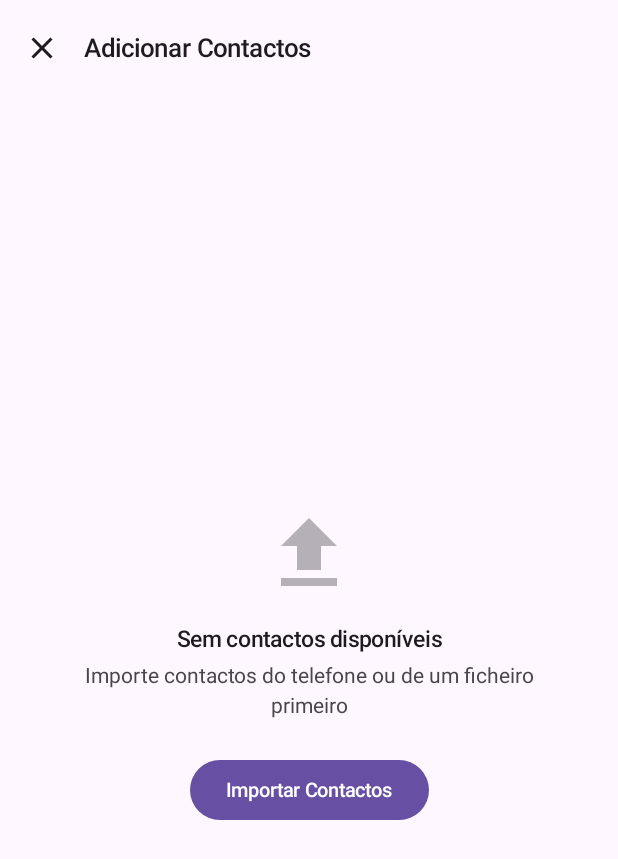
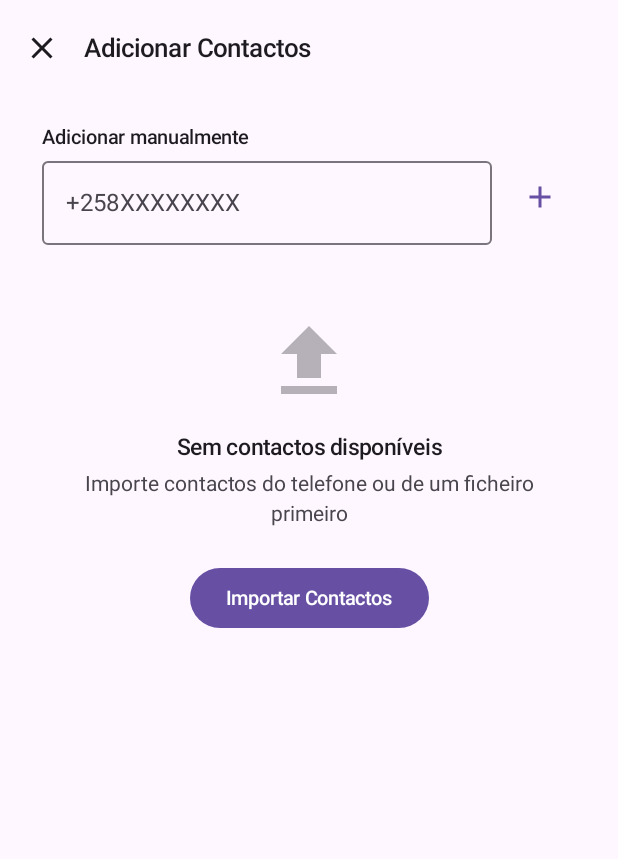
Before and after one commit to darwinmkp44-ux/sms, an Android app built with Jetpack Compose: the composable AddContactsToGroupScreen shown on its own in the app's theme, on a phone screen of 412 x 824 dp. Shown: the top 859 px of the screen. Run offline under Robolectric (Android 15) with nearby library versions, the light colour scheme and no system bars; our stand-ins replace Dagger/Hilt's generated code.

Commit message:
fix: salvar campanha, apagar campanhas, contagem tempo real, input manual contactos

```diff
--- a/app/src/main/java/com/disparasms/app/ui/screen/campaign/CreateCampaignViewModel.kt
+++ b/app/src/main/java/com/disparasms/app/ui/screen/campaign/CreateCampaignViewModel.kt
@@ -88,7 +88,7 @@ class CreateCampaignViewModel @Inject constructor(
         updateState { it.copy(delayMs = delay) }
     }
 
-    fun createAndSend(onComplete: (Long) -> Unit) {
+    fun createCampaign(onComplete: (Long) -> Unit) {
         viewModelScope.launch {
             val state = uiState.value
             val campaignId = campaignRepository.create(
--- a/app/src/main/java/com/disparasms/app/ui/screen/groups/AddContactsToGroupScreen.kt
+++ b/app/src/main/java/com/disparasms/app/ui/screen/groups/AddContactsToGroupScreen.kt
@@ -8,6 +8,7 @@ import androidx.compose.foundation.layout.Row
 import androidx.compose.foundation.layout.Spacer
 import androidx.compose.foundation.layout.fillMaxSize
 import androidx.compose.foundation.layout.fillMaxWidth
+import androidx.compose.foundation.layout.height
 import androidx.compose.foundation.layout.padding
 import androidx.compose.foundation.layout.size
 import androidx.compose.foundation.layout.width
@@ -15,6 +16,7 @@ import androidx.compose.foundation.lazy.LazyColumn
 import androidx.compose.foundation.lazy.items
 import androidx.compose.foundation.shape.CircleShape
 import androidx.compose.material.icons.Icons
+import androidx.compose.material.icons.filled.Add
 import androidx.compose.material.icons.filled.Check
 import androidx.compose.material.icons.filled.Close
 import androidx.compose.material.icons.filled.Deselect
@@ -27,6 +29,7 @@ import androidx.compose.material3.ExperimentalMaterial3Api
 import androidx.compose.material3.Icon
 import androidx.compose.material3.IconButton
 import androidx.compose.material3.MaterialTheme
+import androidx.compose.material3.OutlinedTextField
 import androidx.compose.material3.Text
 import androidx.compose.material3.TextButton
 import androidx.compose.material3.TopAppBar
@@ -49,9 +52,13 @@ import androidx.navigation.NavController
 import com.disparasms.app.data.local.entity.ContactEntity
 import com.disparasms.app.di.DaoEntryPoint
 import com.disparasms.app.ui.components.EmptyState
+import com.disparasms.app.ui.components.ModernCard
 import com.disparasms.app.ui.theme.Spacing
+import com.disparasms.app.util.PhoneUtils
 import dagger.hilt.android.EntryPointAccessors
+import kotlinx.coroutines.Dispatchers
 import kotlinx.coroutines.launch
+import kotlinx.coroutines.withContext
 
 @OptIn(ExperimentalMaterial3Api::class)
 @Composable
@@ -73,6 +80,8 @@ fun AddContactsToGroupScreen(navController: NavController) {
 
     var selectedIds by remember { mutableStateOf(setOf<Long>()) }
     var isSaving by remember { mutableStateOf(false) }
+    var manualPhone by remember { mutableStateOf("") }
+    var manualPhoneError by remember { mutableStateOf<String?>(null) }
 
     val allContacts by contactRepository.observeAll()
         .collectAsStateWithLifecycle(initialValue = emptyList())
@@ -117,7 +126,74 @@ fun AddContactsToGroupScreen(navController: NavController) {
             )
         )
 
+        LazyColumn(
+            modifier = Modifier.weight(1f),
+            contentPadding = PaddingValues(horizontal = Spacing.lg, vertical = Spacing.sm),
+            verticalArrangement = Arrangement.spacedBy(2.dp)
+        ) {
+            // Manual input card
+            item {
+                ModernCard(modifier = Modifier.fillMaxWidth()) {
+                    Column(modifier = Modifier.padding(Spacing.md)) {
+                        Text(
+                            text = "Adicionar manualmente",
+                            style = MaterialTheme.typography.titleSmall,
+                            fontWeight = FontWeight.SemiBold
+                        )
+                        Spacer(Modifier.height(Spacing.sm))
+                        Row(
+                            modifier = Modifier.fillMaxWidth(),
+                            verticalAlignment = Alignment.Top,
+                            horizontalArrangement = Arrangement.spacedBy(Spacing.sm)
+                        ) {
+                            OutlinedTextField(
+                                value = manualPhone,
+                                onValueChange = {
+                                    manualPhone = it
+                                    manualPhoneError = null
+                                },
+                                modifier = Modifier.weight(1f),
+                                placeholder = { Text("+258XXXXXXXX") },
+                                singleLine = true,
+                                isError = manualPhoneError != null,
+                                supportingText = manualPhoneError?.let { { Text(it) } }
+                            )
+                            IconButton(
+                                onClick = {
+                                    val phone = PhoneUtils.clean(manualPhone)
+                                    if (phone.isEmpty()) {
+                                        manualPhoneError = "Número inválido"
+                                        return@IconButton
+                                    }
+                                    if (!PhoneUtils.isValidMzPhone(phone)) {
+                                        manualPhoneError = "Número Moçambicano inválido"
+                                        return@IconButton
+                                    }
+                                    manualPhoneError = null
+                                    manualPhone = ""
+                                    scope.launch {
+                                        withContext(Dispatchers.IO) {
+                                            contactRepository.insert(
+                                                ContactEntity(phone = phone, fullName = phone)
+                                            )
+                                        }
+                                    }
+                                },
+                                enabled = manualPhone.isNotBlank()
+                            ) {
+                                Icon(
+                                    Icons.Default.Add,
+                                    contentDescription = "Adicionar contacto",
+                                    tint = MaterialTheme.colorScheme.primary
+                                )
+                            }
+                        }
+                    }
+                }
+            }
+
             if (allContacts.isEmpty()) {
+                item {
                     EmptyState(
                         icon = Icons.Default.FileUpload,
                         title = "Sem contactos disponíveis",
@@ -125,12 +201,8 @@ fun AddContactsToGroupScreen(navController: NavController) {
                         actionLabel = "Importar Contactos",
                         onAction = { navController.navigate("import") }
                     )
+                }
             } else {
-            LazyColumn(
-                modifier = Modifier.weight(1f),
-                contentPadding = PaddingValues(horizontal = Spacing.lg, vertical = Spacing.sm),
-                verticalArrangement = Arrangement.spacedBy(2.dp)
-            ) {
                 items(allContacts, key = { it.id }) { contact ->
                     Row(
                         modifier = Modifier
@@ -166,7 +238,7 @@ fun AddContactsToGroupScreen(navController: NavController) {
                                 style = MaterialTheme.typography.bodyMedium,
                                 fontWeight = FontWeight.Medium,
                                 maxLines = 1,
-                                overflow = androidx.compose.ui.text.style.TextOverflow.Ellipsis
+                                overflow = TextOverflow.Ellipsis
                             )
                             Text(
                                 text = contact.phone,
@@ -177,7 +249,9 @@ fun AddContactsToGroupScreen(navController: NavController) {
                     }
                 }
             }
+        }
 
+        if (allContacts.isNotEmpty()) {
             Button(
                 onClick = {
                     if (groupId != null && selectedIds.isNotEmpty()) {
```
Also changed, not shown: app/src/main/java/com/disparasms/app/sms/SmsQueueManager.kt (+9 -0 lines), app/src/main/java/com/disparasms/app/ui/screen/campaign/CreateCampaignScreen.kt (+4 -4 lines), app/src/main/java/com/disparasms/app/ui/screen/history/CampaignHistoryScreen.kt (+40 -3 lines), 1 other file. Lines whose indentation alone changed are shown as unchanged.
